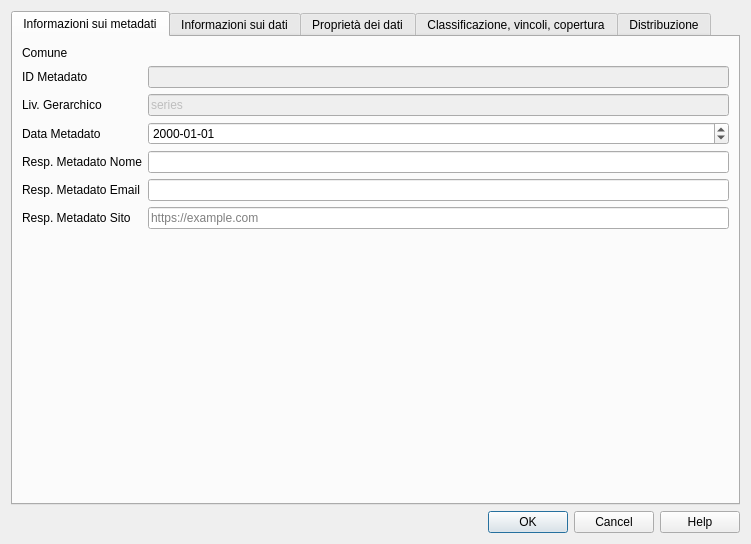
The window that mzs_tools/gui/dlg_metadata_edit.ui (CNR-IGAG/mzs-tools) describes before a commit, drawn with Qt 5.
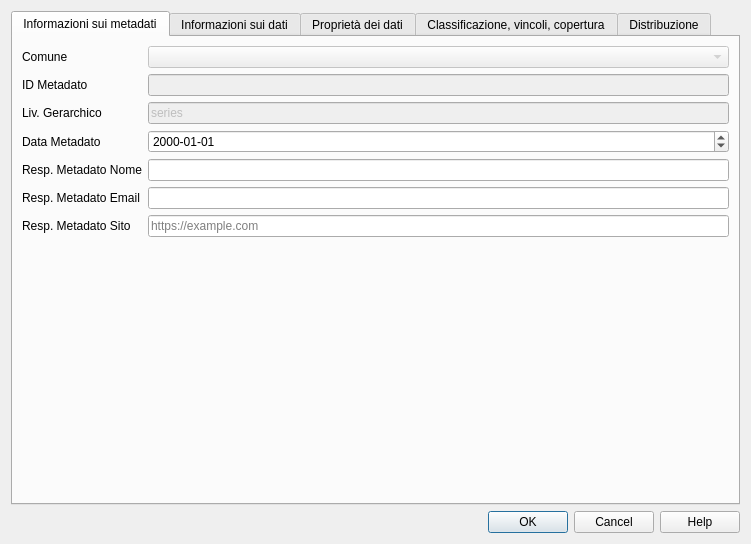
The same window after the commit. Custom widgets are drawn as their Qt base class.

What changed in the file:
```diff
--- a/mzs_tools/gui/dlg_metadata_edit.ui
+++ b/mzs_tools/gui/dlg_metadata_edit.ui
@@ -128,15 +128,9 @@
         </widget>
        </item>
        <item row="0" column="1">
-        <widget class="QLabel" name="comune_info">
-         <property name="font">
-          <font>
-           <weight>75</weight>
-           <bold>true</bold>
-          </font>
-         </property>
-         <property name="text">
-          <string/>
+        <widget class="QComboBox" name="comune_combo_box">
+         <property name="enabled">
+          <bool>false</bool>
          </property>
         </widget>
        </item>
```
